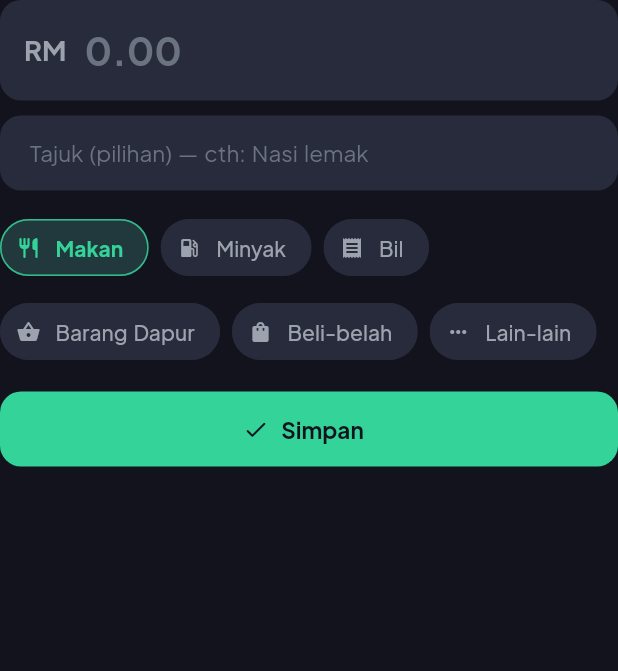
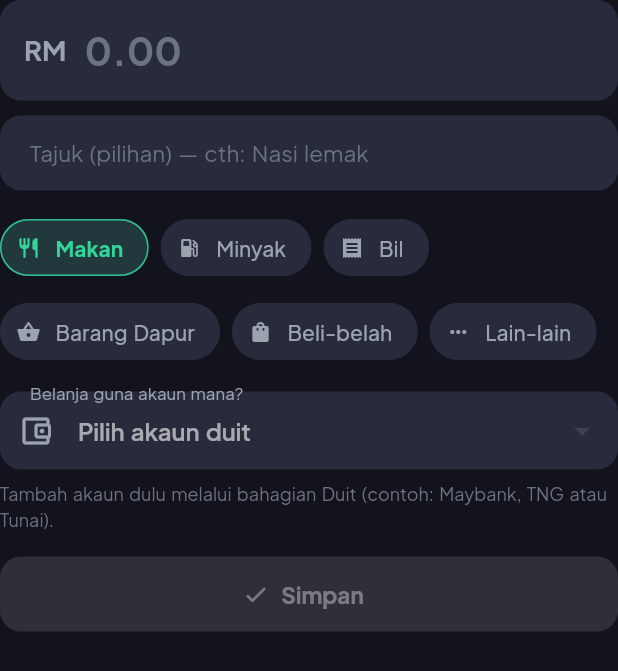
Before and after one commit to amirfirdausoffff/koyak_app, a Flutter app: the QuickExpenseForm widget shown alone on an empty page, opened directly, on a phone screen of 412 x 824 dp. Shown: the top 671 px of the screen. Run offline on Flutter 3.47's test engine with Material 3 defaults, Android fonts, the phone set to English and light mode, and no system bars; our stand-ins replace fl_chart, google_sign_in, googleapis_auth, shared_preferences; missing offline and left inert: extension_google_sign_in_as_googleapis_auth, google_sign_in_platform_interface, googleapis, workmanager; accounts and stored records are empty.

Commit message:
feat: track expense account balances

```diff
--- a/lib/models/expense_model.dart
+++ b/lib/models/expense_model.dart
@@ -28,6 +28,7 @@ class ExpenseModel implements Identifiable {
     required this.amount,
     required this.category,
     required this.date,
+    this.account = '',
   });
 
   factory ExpenseModel.fromMap(Map<String, dynamic> map) => ExpenseModel(
@@ -36,6 +37,7 @@ class ExpenseModel implements Identifiable {
     amount: (map['amount'] as num?)?.toDouble() ?? 0,
     category: ExpenseCategory.fromName(map['category'] as String?),
     date: DateTime.tryParse(map['date'] as String? ?? '') ?? DateTime.now(),
+    account: map['account'] as String? ?? '',
   );
 
   factory ExpenseModel.fromJson(String json) =>
@@ -48,17 +50,23 @@ class ExpenseModel implements Identifiable {
   final ExpenseCategory category;
   final DateTime date;
 
+  /// The money source used for this expense, e.g. Maybank or TNG.
+  /// Empty values are records created before account tracking was added.
+  final String account;
+
   ExpenseModel copyWith({
     String? title,
     double? amount,
     ExpenseCategory? category,
     DateTime? date,
+    String? account,
   }) => ExpenseModel(
     id: id,
     title: title ?? this.title,
     amount: amount ?? this.amount,
     category: category ?? this.category,
     date: date ?? this.date,
+    account: account ?? this.account,
   );
 
   Map<String, dynamic> toMap() => {
@@ -67,6 +75,7 @@ class ExpenseModel implements Identifiable {
     'amount': amount,
     'category': category.name,
     'date': date.toIso8601String(),
+    'account': account,
   };
 
   String toJson() => jsonEncode(toMap());
@@ -78,8 +87,9 @@ class ExpenseModel implements Identifiable {
       other.title == title &&
       other.amount == amount &&
       other.category == category &&
-      other.date == date;
+      other.date == date &&
+      other.account == account;
 
   @override
-  int get hashCode => Object.hash(id, title, amount, category, date);
+  int get hashCode => Object.hash(id, title, amount, category, date, account);
 }
--- a/lib/views/expense/widgets/expense_timeline.dart
+++ b/lib/views/expense/widgets/expense_timeline.dart
@@ -98,6 +98,7 @@ class _DismissibleExpenseTile extends StatelessWidget {
           title: expense.title,
           subtitle:
               '${expense.category.label} · '
+              '${expense.account.isEmpty ? 'Akaun tidak direkod' : expense.account} · '
               '${DateFormatter.relativeDay(expense.date, DateTime.now())}',
           amount: expense.amount,
         ),
@@ -152,6 +153,7 @@ class _ExpenseRow extends StatelessWidget {
                 ),
                 Text(
                   '${expense.category.label} · '
+                  '${expense.account.isEmpty ? 'Akaun tidak direkod' : expense.account} · '
                   '${DateFormatter.time(expense.date)}',
                   style: const TextStyle(
                     color: AppColors.textMuted,
--- a/lib/views/expense/widgets/quick_expense_form.dart
+++ b/lib/views/expense/widgets/quick_expense_form.dart
@@ -6,6 +6,7 @@ import '../../../core/theme/app_colors.dart';
 import '../../../core/utils/currency_formatter.dart';
 import '../../../models/expense_model.dart';
 import '../../../viewmodels/expense_view_model.dart';
+import '../../../viewmodels/income_view_model.dart';
 import '../../shared/category_style.dart';
 import '../../shared/widgets/amount_field.dart';
 import '../../shared/widgets/confirm_dialogs.dart';
@@ -27,6 +28,7 @@ class _QuickExpenseFormState extends State<QuickExpenseForm> {
   final _amount = TextEditingController();
   final _title = TextEditingController();
   ExpenseCategory _category = ExpenseCategory.makan;
+  String? _account;
 
   @override
   void dispose() {
@@ -37,6 +39,7 @@ class _QuickExpenseFormState extends State<QuickExpenseForm> {
 
   Future<void> _save() async {
     if (!(_formKey.currentState?.validate() ?? false)) return;
+    if (_account == null) return;
 
     final amount = CurrencyFormatter.parse(_amount.text)!;
     final confirmed = await confirmSave(
@@ -45,7 +48,7 @@ class _QuickExpenseFormState extends State<QuickExpenseForm> {
       summary: ConfirmSummary(
         icon: _category.icon,
         title: ExpenseViewModel.resolveTitle(_title.text, _category),
-        subtitle: _category.label,
+        subtitle: '${_category.label} · Guna $_account',
         amount: amount,
       ),
     );
@@ -54,6 +57,7 @@ class _QuickExpenseFormState extends State<QuickExpenseForm> {
     final expense = await context.read<ExpenseViewModel>().add(
       amount: amount,
       category: _category,
+      account: _account!,
       title: _title.text,
     );
     if (!mounted) return;
@@ -61,11 +65,17 @@ class _QuickExpenseFormState extends State<QuickExpenseForm> {
     HapticFeedback.lightImpact();
     _amount.clear();
     _title.clear();
+    setState(() => _account = null);
     widget.onSaved?.call(expense);
   }
 
   @override
   Widget build(BuildContext context) {
+    final accounts = context.watch<IncomeViewModel>().incomes;
+    final expenses = context.watch<ExpenseViewModel>();
+    final accountNames = accounts.map((income) => income.source).toSet();
+    if (!accountNames.contains(_account)) _account = null;
+
     return Form(
       key: _formKey,
       child: Column(
@@ -102,8 +112,41 @@ class _QuickExpenseFormState extends State<QuickExpenseForm> {
             ],
           ),
           const SizedBox(height: 16),
+          DropdownButtonFormField<String>(
+            key: ValueKey(_account),
+            initialValue: _account,
+            isExpanded: true,
+            decoration: const InputDecoration(
+              labelText: 'Belanja guna akaun mana?',
+              hintText: 'Pilih akaun duit',
+              prefixIcon: Icon(Icons.account_balance_wallet_outlined),
+            ),
+            items: [
+              for (final account in accounts)
+                DropdownMenuItem(
+                  value: account.source,
+                  child: Text(
+                    '${account.source} · Baki ${(account.amount - expenses.totalFromAccount(account.source)).asRinggit}',
+                    overflow: TextOverflow.ellipsis,
+                  ),
+                ),
+            ],
+            onChanged: accounts.isEmpty
+                ? null
+                : (value) => setState(() => _account = value),
+            validator: (value) =>
+                value == null ? 'Pilih akaun untuk belanja ini' : null,
+          ),
+          if (accounts.isEmpty) ...[
+            const SizedBox(height: 8),
+            const Text(
+              'Tambah akaun dulu melalui bahagian Duit (contoh: Maybank, TNG atau Tunai).',
+              style: TextStyle(color: AppColors.textMuted, fontSize: 12),
+            ),
+          ],
+          const SizedBox(height: 16),
           FilledButton.icon(
-            onPressed: _save,
+            onPressed: accounts.isEmpty ? null : _save,
             icon: const Icon(Icons.check_rounded),
             label: const Text('Simpan'),
           ),
```
Also changed, not shown: lib/viewmodels/expense_view_model.dart (+12 -0 lines), lib/views/income/income_sheet.dart (+18 -5 lines), 3 other files.
